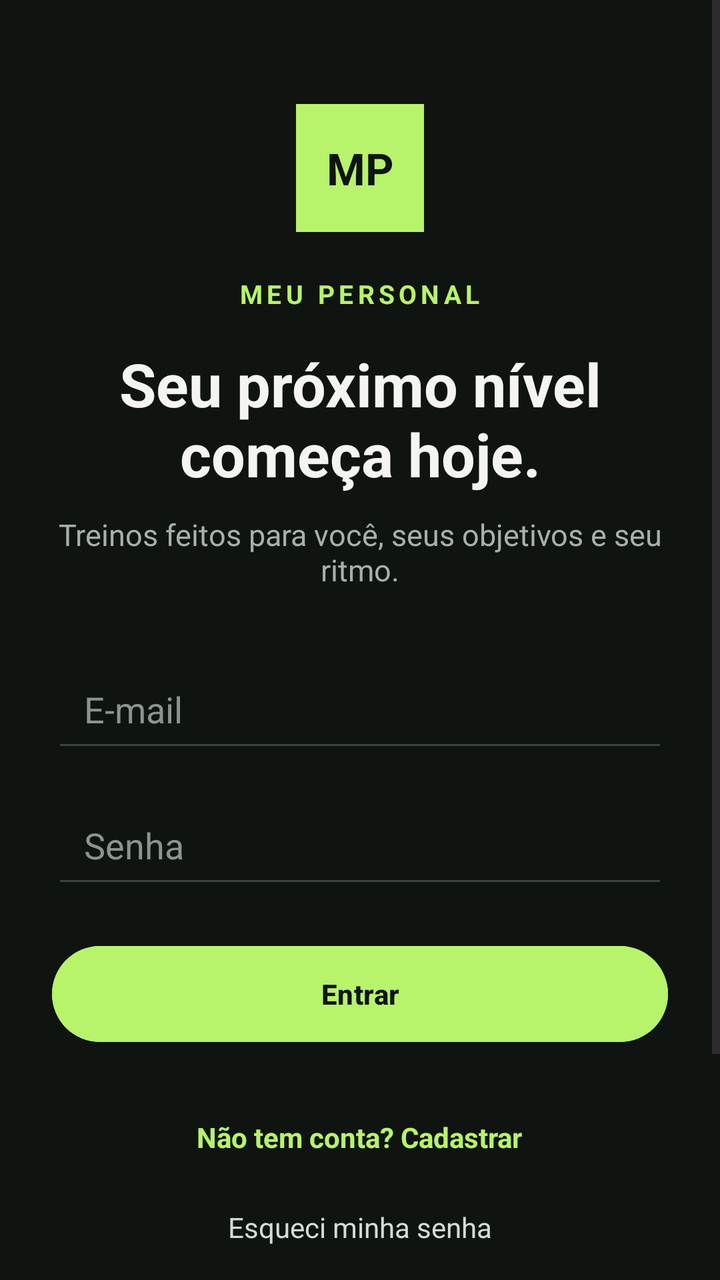
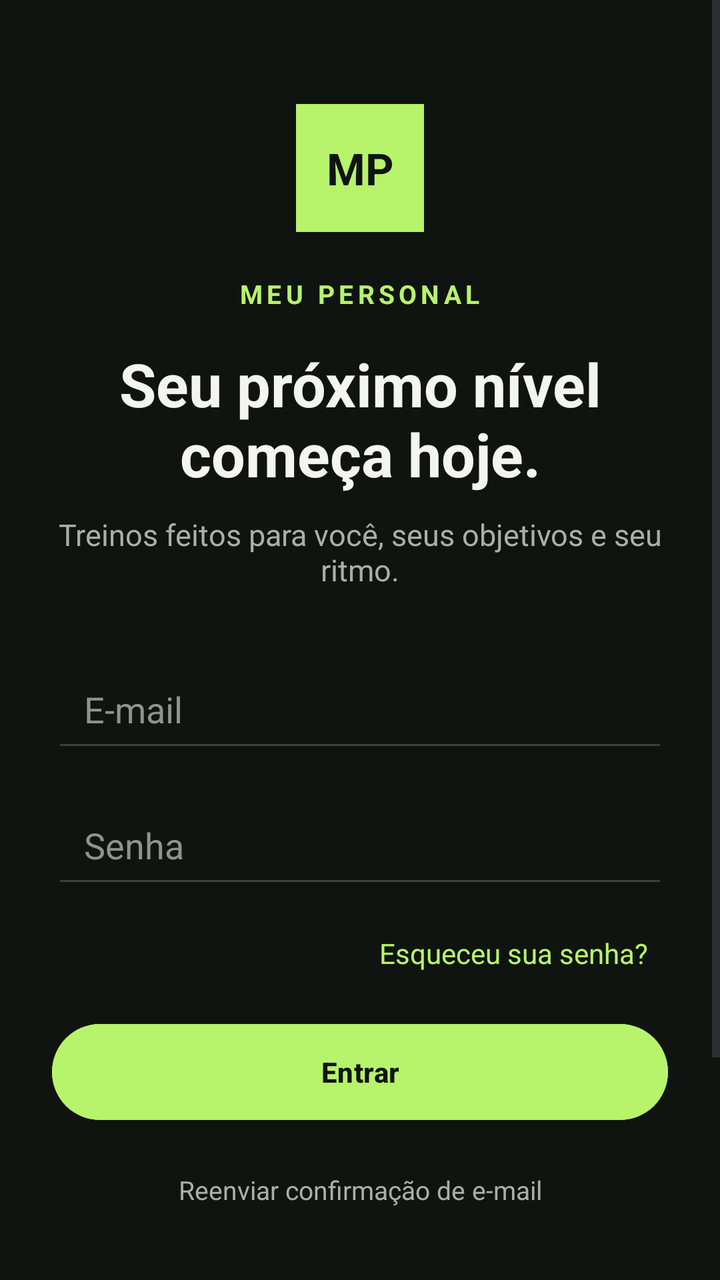

Two renders of the same Android screen: before a commit and after it. Below are the layout's source before the change and the commit's diff.
<!-- AndroidManifest.xml: application theme Theme.MeuPersonal -->
<!-- res/layout/fragment_login.xml -->
<?xml version="1.0" encoding="utf-8"?>
<ScrollView xmlns:android="http://schemas.android.com/apk/res/android"
    android:layout_width="match_parent" android:layout_height="match_parent"
    android:fillViewport="true" android:background="#101411">
    <LinearLayout android:layout_width="match_parent" android:layout_height="wrap_content"
        android:orientation="vertical" android:gravity="center_horizontal"
        android:paddingStart="26dp" android:paddingEnd="26dp" android:paddingTop="52dp" android:paddingBottom="32dp">
        <TextView android:layout_width="64dp" android:layout_height="64dp" android:gravity="center"
            android:text="MP" android:textStyle="bold" android:textSize="22sp" android:textColor="#101411"
            android:background="#B7F36B" />
        <TextView android:layout_width="wrap_content" android:layout_height="wrap_content" android:layout_marginTop="22dp"
            android:text="MEU PERSONAL" android:textColor="#B7F36B" android:textStyle="bold" android:textSize="13sp" android:letterSpacing="0.16" />
        <TextView android:layout_width="match_parent" android:layout_height="wrap_content" android:layout_marginTop="16dp"
            android:text="Seu próximo nível começa hoje." android:textColor="#F4F5F2" android:textSize="30sp" android:textStyle="bold" android:gravity="center" />
        <TextView android:layout_width="match_parent" android:layout_height="wrap_content" android:layout_marginTop="10dp" android:layout_marginBottom="30dp"
            android:text="Treinos feitos para você, seus objetivos e seu ritmo." android:textColor="#A8B0A8" android:textSize="15sp" android:gravity="center" />
        <EditText android:id="@+id/editEmail" android:layout_width="match_parent" android:layout_height="56dp"
            android:layout_marginBottom="12dp" android:hint="E-mail" android:inputType="textEmailAddress"
            android:paddingHorizontal="16dp" android:textColor="#F4F5F2" android:textColorHint="#8C958C" android:backgroundTint="#3A443B" />
        <EditText android:id="@+id/editSenha" android:layout_width="match_parent" android:layout_height="56dp"
            android:layout_marginBottom="20dp" android:hint="Senha" android:inputType="textPassword"
            android:paddingHorizontal="16dp" android:textColor="#F4F5F2" android:textColorHint="#8C958C" android:backgroundTint="#3A443B" />
        <Button android:id="@+id/btnLogin" android:layout_width="match_parent" android:layout_height="56dp"
            android:text="Entrar" android:textAllCaps="false" android:textStyle="bold" android:textColor="#101411" android:backgroundTint="#B7F36B" />
        <ProgressBar android:id="@+id/progressLogin" android:layout_width="40dp" android:layout_height="40dp"
            android:layout_marginTop="14dp" android:indeterminateTint="#B7F36B" android:visibility="gone" />
        <TextView android:id="@+id/btnAlternarModo" android:layout_width="wrap_content" android:layout_height="wrap_content"
            android:layout_marginTop="22dp" android:padding="12dp" android:text="Não tem conta? Cadastrar"
            android:textColor="#B7F36B" android:textStyle="bold" android:textSize="14sp" />
        <TextView android:id="@+id/btnEsqueceuSenha" android:layout_width="wrap_content" android:layout_height="wrap_content"
            android:layout_marginTop="4dp" android:padding="10dp" android:text="Esqueci minha senha"
            android:textColor="#D4DCD4" android:textSize="14sp" />
        <TextView android:id="@+id/btnReenviarConfirmacao" android:layout_width="wrap_content" android:layout_height="wrap_content"
            android:layout_marginTop="2dp" android:padding="10dp" android:text="Reenviar confirmação de e-mail"
            android:textColor="#A8B0A8" android:textSize="13sp" />
        <TextView android:layout_width="match_parent" android:layout_height="wrap_content" android:layout_marginTop="28dp"
            android:text="Ao continuar, você confirma que está apto(a) a praticar atividade física. Em caso de dúvidas, consulte um profissional de saúde."
            android:textColor="#778078" android:textSize="12sp" android:gravity="center" />
    </LinearLayout>
</ScrollView>
<!-- resources referenced by this layout -->
<resources>
  <style name="Theme.MeuPersonal" parent="Base.Theme.MeuPersonal" />
  <style name="Base.Theme.MeuPersonal" parent="Theme.Material3.DayNight.NoActionBar">
          
          
      </style>
</resources>

<!-- the commit's change to res/layout/fragment_login.xml (unified diff, before → after) -->
@@ -1,40 +1,147 @@
 <?xml version="1.0" encoding="utf-8"?>
 <ScrollView xmlns:android="http://schemas.android.com/apk/res/android"
-    android:layout_width="match_parent" android:layout_height="match_parent"
-    android:fillViewport="true" android:background="#101411">
-    <LinearLayout android:layout_width="match_parent" android:layout_height="wrap_content"
-        android:orientation="vertical" android:gravity="center_horizontal"
-        android:paddingStart="26dp" android:paddingEnd="26dp" android:paddingTop="52dp" android:paddingBottom="32dp">
-        <TextView android:layout_width="64dp" android:layout_height="64dp" android:gravity="center"
-            android:text="MP" android:textStyle="bold" android:textSize="22sp" android:textColor="#101411"
+    android:layout_width="match_parent"
+    android:layout_height="match_parent"
+    android:fillViewport="true"
+    android:background="#101411">
+
+    <LinearLayout
+        android:layout_width="match_parent"
+        android:layout_height="wrap_content"
+        android:orientation="vertical"
+        android:gravity="center_horizontal"
+        android:paddingStart="26dp"
+        android:paddingEnd="26dp"
+        android:paddingTop="52dp"
+        android:paddingBottom="32dp">
+
+        <TextView
+            android:layout_width="64dp"
+            android:layout_height="64dp"
+            android:gravity="center"
+            android:text="MP"
+            android:textStyle="bold"
+            android:textSize="22sp"
+            android:textColor="#101411"
             android:background="#B7F36B" />
-        <TextView android:layout_width="wrap_content" android:layout_height="wrap_content" android:layout_marginTop="22dp"
-            android:text="MEU PERSONAL" android:textColor="#B7F36B" android:textStyle="bold" android:textSize="13sp" android:letterSpacing="0.16" />
-        <TextView android:layout_width="match_parent" android:layout_height="wrap_content" android:layout_marginTop="16dp"
-            android:text="Seu próximo nível começa hoje." android:textColor="#F4F5F2" android:textSize="30sp" android:textStyle="bold" android:gravity="center" />
-        <TextView android:layout_width="match_parent" android:layout_height="wrap_content" android:layout_marginTop="10dp" android:layout_marginBottom="30dp"
-            android:text="Treinos feitos para você, seus objetivos e seu ritmo." android:textColor="#A8B0A8" android:textSize="15sp" android:gravity="center" />
-        <EditText android:id="@+id/editEmail" android:layout_width="match_parent" android:layout_height="56dp"
-            android:layout_marginBottom="12dp" android:hint="E-mail" android:inputType="textEmailAddress"
-            android:paddingHorizontal="16dp" android:textColor="#F4F5F2" android:textColorHint="#8C958C" android:backgroundTint="#3A443B" />
-        <EditText android:id="@+id/editSenha" android:layout_width="match_parent" android:layout_height="56dp"
-            android:layout_marginBottom="20dp" android:hint="Senha" android:inputType="textPassword"
-            android:paddingHorizontal="16dp" android:textColor="#F4F5F2" android:textColorHint="#8C958C" android:backgroundTint="#3A443B" />
-        <Button android:id="@+id/btnLogin" android:layout_width="match_parent" android:layout_height="56dp"
-            android:text="Entrar" android:textAllCaps="false" android:textStyle="bold" android:textColor="#101411" android:backgroundTint="#B7F36B" />
-        <ProgressBar android:id="@+id/progressLogin" android:layout_width="40dp" android:layout_height="40dp"
-            android:layout_marginTop="14dp" android:indeterminateTint="#B7F36B" android:visibility="gone" />
-        <TextView android:id="@+id/btnAlternarModo" android:layout_width="wrap_content" android:layout_height="wrap_content"
-            android:layout_marginTop="22dp" android:padding="12dp" android:text="Não tem conta? Cadastrar"
-            android:textColor="#B7F36B" android:textStyle="bold" android:textSize="14sp" />
-        <TextView android:id="@+id/btnEsqueceuSenha" android:layout_width="wrap_content" android:layout_height="wrap_content"
-            android:layout_marginTop="4dp" android:padding="10dp" android:text="Esqueci minha senha"
-            android:textColor="#D4DCD4" android:textSize="14sp" />
-        <TextView android:id="@+id/btnReenviarConfirmacao" android:layout_width="wrap_content" android:layout_height="wrap_content"
-            android:layout_marginTop="2dp" android:padding="10dp" android:text="Reenviar confirmação de e-mail"
-            android:textColor="#A8B0A8" android:textSize="13sp" />
-        <TextView android:layout_width="match_parent" android:layout_height="wrap_content" android:layout_marginTop="28dp"
+
+        <TextView
+            android:layout_width="wrap_content"
+            android:layout_height="wrap_content"
+            android:layout_marginTop="22dp"
+            android:text="MEU PERSONAL"
+            android:textColor="#B7F36B"
+            android:textStyle="bold"
+            android:textSize="13sp"
+            android:letterSpacing="0.16" />
+
+        <TextView
+            android:layout_width="match_parent"
+            android:layout_height="wrap_content"
+            android:layout_marginTop="16dp"
+            android:text="Seu próximo nível começa hoje."
+            android:textColor="#F4F5F2"
+            android:textSize="30sp"
+            android:textStyle="bold"
+            android:gravity="center" />
+
+        <TextView
+            android:layout_width="match_parent"
+            android:layout_height="wrap_content"
+            android:layout_marginTop="10dp"
+            android:layout_marginBottom="30dp"
+            android:text="Treinos feitos para você, seus objetivos e seu ritmo."
+            android:textColor="#A8B0A8"
+            android:textSize="15sp"
+            android:gravity="center" />
+
+        <EditText
+            android:id="@+id/editEmail"
+            android:layout_width="match_parent"
+            android:layout_height="56dp"
+            android:layout_marginBottom="12dp"
+            android:hint="E-mail"
+            android:inputType="textEmailAddress"
+            android:paddingHorizontal="16dp"
+            android:textColor="#F4F5F2"
+            android:textColorHint="#8C958C"
+            android:backgroundTint="#3A443B" />
+
+        <EditText
+            android:id="@+id/editSenha"
+            android:layout_width="match_parent"
+            android:layout_height="56dp"
+            android:layout_marginBottom="8dp"
+            android:hint="Senha"
+            android:inputType="textPassword"
+            android:paddingHorizontal="16dp"
+            android:textColor="#F4F5F2"
+            android:textColorHint="#8C958C"
+            android:backgroundTint="#3A443B" />
+
+        <TextView
+            android:id="@+id/btnEsqueceuSenha"
+            android:layout_width="match_parent"
+            android:layout_height="wrap_content"
+            android:gravity="end"
+            android:padding="10dp"
+            android:text="Esqueceu sua senha?"
+            android:textColor="#B7F36B"
+            android:textSize="14sp"
+            android:clickable="true"
+            android:focusable="true" />
+
+        <Button
+            android:id="@+id/btnLogin"
+            android:layout_width="match_parent"
+            android:layout_height="56dp"
+            android:layout_marginTop="12dp"
+            android:text="Entrar"
+            android:textAllCaps="false"
+            android:textStyle="bold"
+            android:textColor="#101411"
+            android:backgroundTint="#B7F36B" />
+
+        <ProgressBar
+            android:id="@+id/progressLogin"
+            android:layout_width="40dp"
+            android:layout_height="40dp"
+            android:layout_marginTop="14dp"
+            android:indeterminateTint="#B7F36B"
+            android:visibility="gone" />
+
+        <TextView
+            android:id="@+id/btnReenviarConfirmacao"
+            android:layout_width="match_parent"
+            android:layout_height="wrap_content"
+            android:layout_marginTop="12dp"
+            android:gravity="center"
+            android:padding="10dp"
+            android:text="Reenviar confirmação de e-mail"
+            android:textColor="#A8B0A8"
+            android:textSize="13sp"
+            android:clickable="true"
+            android:focusable="true" />
+
+        <TextView
+            android:id="@+id/btnAlternarModo"
+            android:layout_width="wrap_content"
+            android:layout_height="wrap_content"
+            android:layout_marginTop="14dp"
+            android:padding="12dp"
+            android:text="Não tem conta? Cadastrar"
+            android:textColor="#B7F36B"
+            android:textStyle="bold"
+            android:textSize="14sp" />
+
+        <TextView
+            android:layout_width="match_parent"
+            android:layout_height="wrap_content"
+            android:layout_marginTop="28dp"
             android:text="Ao continuar, você confirma que está apto(a) a praticar atividade física. Em caso de dúvidas, consulte um profissional de saúde."
-            android:textColor="#778078" android:textSize="12sp" android:gravity="center" />
+            android:textColor="#778078"
+            android:textSize="12sp"
+            android:gravity="center" />
+
     </LinearLayout>
 </ScrollView>
